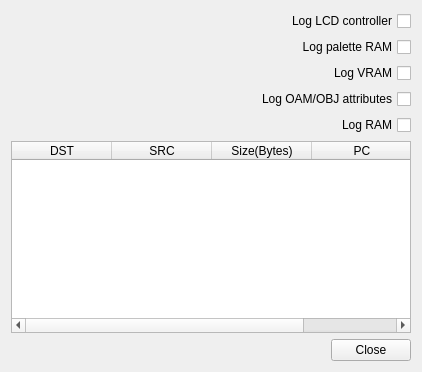
First picture: the form in src/platform/qt/DMALogger.ui, repository gberthou/mgba, before the edit.
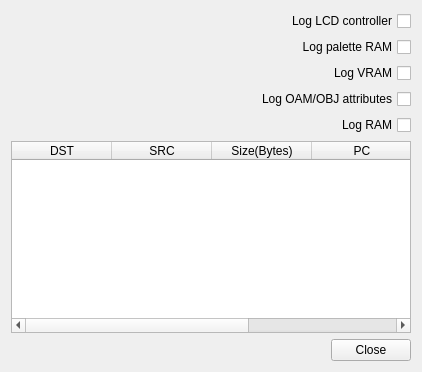
Second picture: the form after the edit.

Commit message: Qt: DMA logger aggregation

```diff
--- a/src/platform/qt/DMALogger.ui
+++ b/src/platform/qt/DMALogger.ui
@@ -6,7 +6,7 @@
    <rect>
     <x>0</x>
     <y>0</y>
-    <width>409</width>
+    <width>418</width>
     <height>469</height>
    </rect>
   </property>
@@ -98,7 +98,7 @@
       <number>0</number>
      </property>
      <property name="columnCount">
-      <number>4</number>
+      <number>5</number>
      </property>
      <column>
       <property name="text">
@@ -120,6 +120,11 @@
        <string>PC</string>
       </property>
      </column>
+     <column>
+      <property name="text">
+       <string>#</string>
+      </property>
+     </column>
     </widget>
    </item>
    <item>
```
The commit also changes 3 other files.
